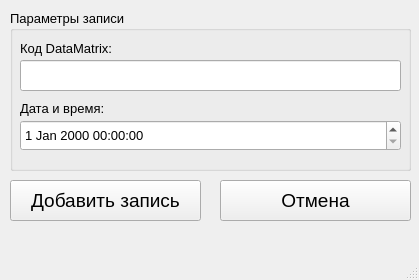
This is addrecord.ui in KoteAnimen/Work_With_DataBase as Qt 5 draws it before an edit. The edited form follows.
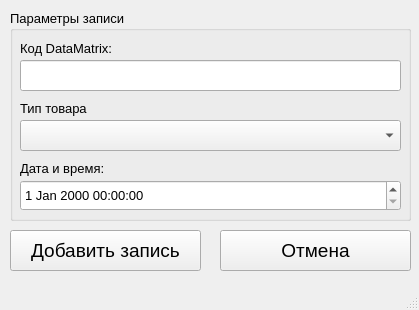
This is the edited form.

```diff
--- a/addrecord.ui
+++ b/addrecord.ui
@@ -10,7 +10,7 @@
     <x>0</x>
     <y>0</y>
     <width>419</width>
-    <height>280</height>
+    <height>310</height>
    </rect>
   </property>
   <property name="windowTitle">
@@ -23,7 +23,7 @@
       <x>10</x>
       <y>10</y>
       <width>401</width>
-      <height>161</height>
+      <height>211</height>
      </rect>
     </property>
     <property name="font">
@@ -61,7 +61,7 @@
      <property name="geometry">
       <rect>
        <x>10</x>
-       <y>90</y>
+       <y>150</y>
        <width>91</width>
        <height>16</height>
       </rect>
@@ -74,18 +74,53 @@
      <property name="geometry">
       <rect>
        <x>10</x>
+       <y>170</y>
+       <width>381</width>
+       <height>31</height>
+      </rect>
+     </property>
+    </widget>
+    <widget class="QComboBox" name="typeProduct">
+     <property name="geometry">
+      <rect>
+       <x>10</x>
        <y>110</y>
        <width>381</width>
        <height>31</height>
       </rect>
      </property>
+     <property name="editable">
+      <bool>false</bool>
+     </property>
+     <property name="currentText">
+      <string/>
+     </property>
+     <property name="currentIndex">
+      <number>-1</number>
+     </property>
+     <property name="placeholderText">
+      <string/>
+     </property>
+    </widget>
+    <widget class="QLabel" name="label_3">
+     <property name="geometry">
+      <rect>
+       <x>10</x>
+       <y>90</y>
+       <width>91</width>
+       <height>16</height>
+      </rect>
+     </property>
+     <property name="text">
+      <string>Тип товара</string>
+     </property>
     </widget>
    </widget>
    <widget class="QPushButton" name="AddRecord">
     <property name="geometry">
      <rect>
       <x>10</x>
-      <y>180</y>
+      <y>230</y>
       <width>191</width>
       <height>41</height>
      </rect>
@@ -103,7 +138,7 @@
     <property name="geometry">
      <rect>
       <x>220</x>
-      <y>180</y>
+      <y>230</y>
       <width>191</width>
       <height>41</height>
      </rect>
```
Left out of the diff: 2 changed lines with no effect on the pictures.
